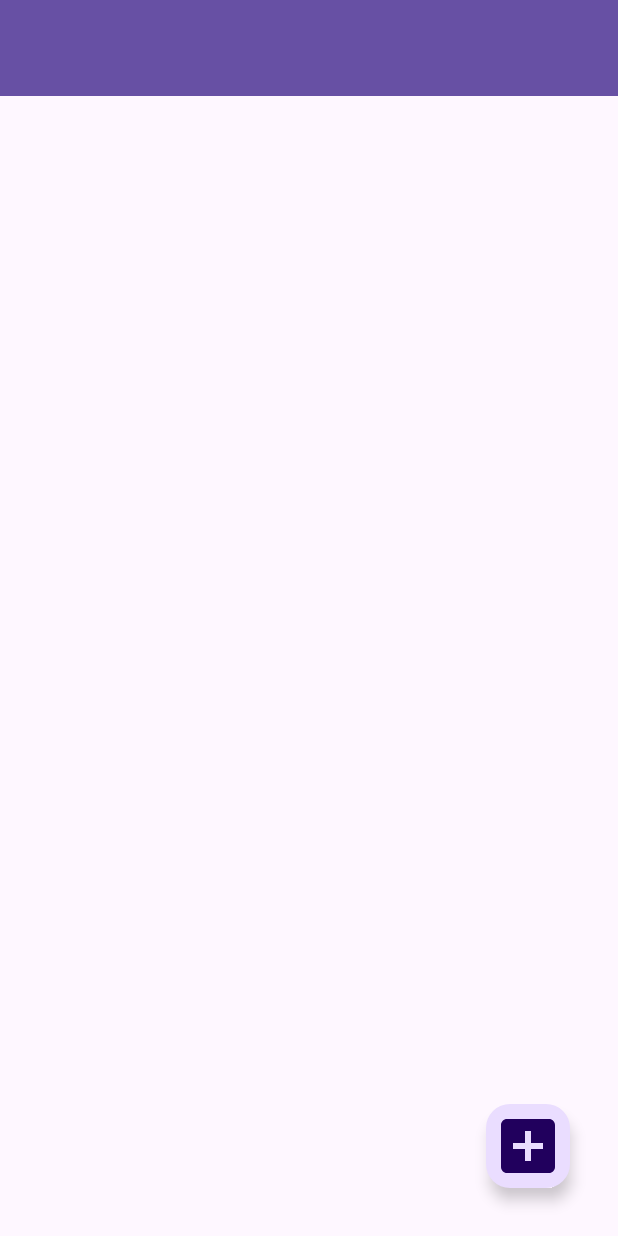
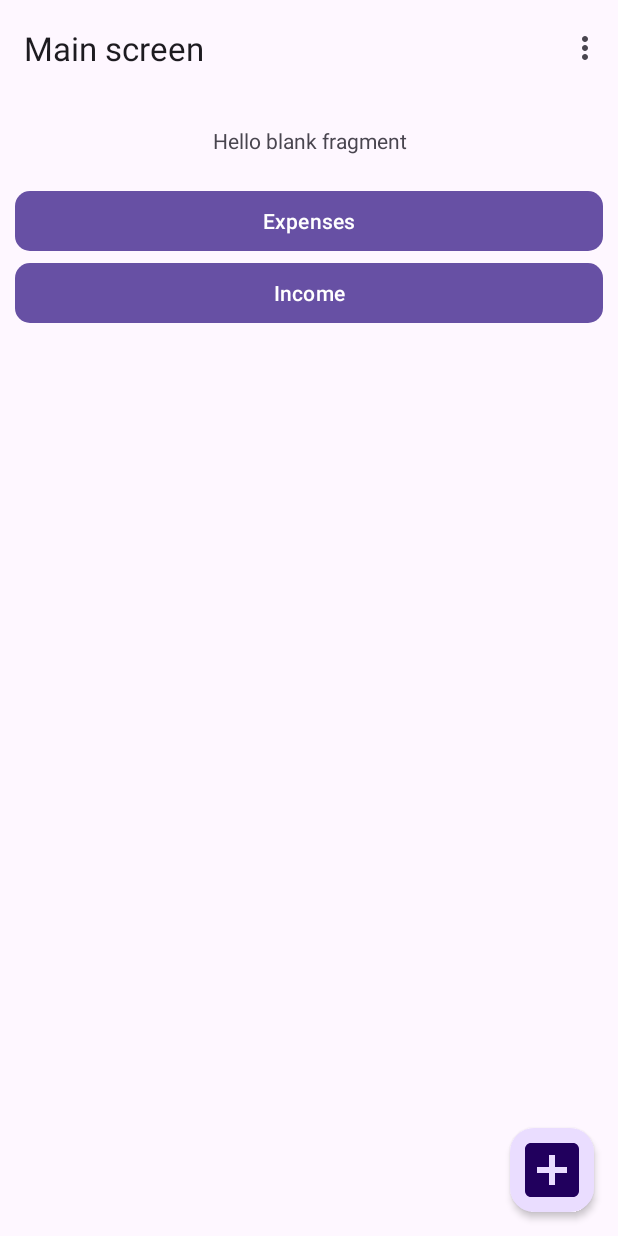
Before and after one commit to Vlad421/BillManager, an Android app: the screen it shows after launch (MainActivity), on a phone screen of 412 x 824 dp. Run offline under Robolectric (Android 15) with nearby library versions, the phone set to English and light mode, and no system bars; our stand-ins replace navigation-ui.

Commit message:
-NavUi -2 fragments

```diff
--- a/app/src/main/java/my/sdlc/billmanager/MainActivity.java
+++ b/app/src/main/java/my/sdlc/billmanager/MainActivity.java
@@ -2,50 +2,61 @@ package my.sdlc.billmanager;
 
 import android.os.Bundle;
 
-import com.google.android.material.snackbar.Snackbar;
-
 import androidx.appcompat.app.AppCompatActivity;
 
-import android.view.View;
-
-import androidx.core.view.WindowCompat;
+import androidx.appcompat.widget.Toolbar;
+import androidx.fragment.app.FragmentManager;
 import androidx.navigation.NavController;
 import androidx.navigation.Navigation;
+import androidx.navigation.fragment.NavHostFragment;
 import androidx.navigation.ui.AppBarConfiguration;
 import androidx.navigation.ui.NavigationUI;
 
-import my.sdlc.billmanager.databinding.ActivityMainBinding;
+import android.view.Menu;
+import android.view.MenuInflater;
+import android.view.MenuItem;
 
-import android.view.Menu;
-import android.view.MenuItem;
+import java.util.Objects;
 
 public class MainActivity extends AppCompatActivity {
 
     private AppBarConfiguration appBarConfiguration;
+    private Toolbar toolbar;
+    private NavController navController;
 
     @Override
     protected void onCreate(Bundle savedInstanceState) {
         super.onCreate(savedInstanceState);
         setContentView(R.layout.activity_main);
 
+        toolbar = findViewById(R.id.toolbar);
+        setSupportActionBar(toolbar);
+
+        NavHostFragment host = (NavHostFragment) getSupportFragmentManager().findFragmentById(R.id.fragment_nav_container);
+        assert host != null;
+        navController = host.getNavController();
+
+        appBarConfiguration = new AppBarConfiguration.Builder(navController.getGraph()).build();
+        NavigationUI.setupActionBarWithNavController(this, navController,
+                appBarConfiguration);
+
+
+
 
     }
 
     @Override
     public boolean onCreateOptionsMenu(Menu menu) {
-        // Inflate the menu; this adds items to the action bar if it is present.
-        getMenuInflater().inflate(R.menu.menu_main, menu);
-        return true;
+        MenuInflater inflater = getMenuInflater();
+        inflater.inflate(R.menu.menu_main, menu);
+        return super.onCreateOptionsMenu(menu);
     }
 
     @Override
     public boolean onOptionsItemSelected(MenuItem item) {
-        // Handle action bar item clicks here. The action bar will
-        // automatically handle clicks on the Home/Up button, so long
-        // as you specify a parent activity in AndroidManifest.xml.
+
         int id = item.getItemId();
 
-        //noinspection SimplifiableIfStatement
         if (id == R.id.action_settings) {
             return true;
         }
@@ -53,5 +64,11 @@ public class MainActivity extends AppCompatActivity {
         return super.onOptionsItemSelected(item);
     }
 
+    @Override
+    public boolean onSupportNavigateUp() {
+
+        return NavigationUI.navigateUp(navController, appBarConfiguration)
+                || super.onSupportNavigateUp();
+    }
 
 }
--- /dev/null
+++ b/app/src/main/java/my/sdlc/billmanager/MainFragment.java
@@ -0,0 +1,56 @@
+package my.sdlc.billmanager;
+
+import android.os.Bundle;
+
+import androidx.appcompat.app.AppCompatActivity;
+import androidx.fragment.app.Fragment;
+import androidx.navigation.Navigation;
+
+import android.view.LayoutInflater;
+import android.view.View;
+import android.view.ViewGroup;
+import android.widget.Button;
+import android.widget.Toast;
+
+/**
+ * A simple {@link Fragment} subclass.
+ * Use the {@link MainFragment#getInstance} factory method to
+ * create an instance of this fragment.
+ */
+public class MainFragment extends Fragment {
+
+    private static MainFragment fragment;
+    private Button incomeButton;
+    private Button expensesButton;
+
+    public MainFragment() {
+
+    }
+
+
+    public static MainFragment getInstance() {
+        if (fragment == null) {
+            fragment = new MainFragment();
+        }
+
+
+        return fragment;
+    }
+
+
+    @Override
+    public View onCreateView(LayoutInflater inflater, ViewGroup container,
+                             Bundle savedInstanceState) {
+
+        ViewGroup view = (ViewGroup) inflater.inflate(R.layout.fragment_main, container, false);
+        incomeButton = view.findViewById(R.id.button_add_income);
+        incomeButton.setOnClickListener(new View.OnClickListener() {
+            @Override
+            public void onClick(View v) {
+                Navigation.findNavController(view).navigate(R.id.action_mainFragment_to_addFragment);
+            }
+        });
+        return view;
+
+    }
+}
--- /dev/null
+++ b/app/src/main/res/drawable/add_button.xml
@@ -0,0 +1,10 @@
+<vector xmlns:android="http://schemas.android.com/apk/res/android"
+    android:width="24dp"
+    android:height="24dp"
+    android:tint="#000000"
+    android:viewportWidth="24.0"
+    android:viewportHeight="24.0">
+    <path
+        android:fillColor="@android:color/white"
+        android:pathData="M19,3L5,3c-1.11,0 -2,0.9 -2,2v14c0,1.1 0.89,2 2,2h14c1.1,0 2,-0.9 2,-2L21,5c0,-1.1 -0.9,-2 -2,-2zM17,13h-4v4h-2v-4L7,13v-2h4L11,7h2v4h4v2z" />
+</vector>
--- a/app/src/main/res/drawable/baseline_add_box_24.xml
+++ /dev/null
@@ -1,5 +0,0 @@
-<vector android:height="48dp" android:tint="#000000"
-    android:viewportHeight="24" android:viewportWidth="24"
-    android:width="48dp" xmlns:android="http://schemas.android.com/apk/res/android">
-    <path android:fillColor="@android:color/white" android:pathData="M19,3L5,3c-1.11,0 -2,0.9 -2,2v14c0,1.1 0.89,2 2,2h14c1.1,0 2,-0.9 2,-2L21,5c0,-1.1 -0.9,-2 -2,-2zM17,13h-4v4h-2v-4L7,13v-2h4L11,7h2v4h4v2z"/>
-</vector>
--- a/app/src/main/res/layout/activity_main.xml
+++ b/app/src/main/res/layout/activity_main.xml
@@ -7,34 +7,38 @@
 
     <androidx.appcompat.widget.Toolbar
         android:id="@+id/toolbar"
-        android:layout_width="0dp"
-        android:layout_height="wrap_content"
-        android:background="?attr/colorPrimary"
-        android:minHeight="?attr/actionBarSize"
-        android:theme="?attr/actionBarTheme"
+        android:layout_width="match_parent"
+        android:layout_height="?attr/actionBarSize"
+        android:height="?attr/actionBarSize"
         app:layout_constraintEnd_toEndOf="parent"
         app:layout_constraintStart_toStartOf="parent"
         app:layout_constraintTop_toTopOf="parent" />
 
-    <androidx.recyclerview.widget.RecyclerView
-        android:id="@+id/recyclerView"
-        android:layout_width="409dp"
-        android:layout_height="665dp"
+
+    <androidx.fragment.app.FragmentContainerView
+        android:id="@+id/fragment_nav_container"
+        android:name="androidx.navigation.fragment.NavHostFragment"
+        android:layout_width="match_parent"
+        android:layout_height="0dp"
+        app:defaultNavHost="true"
         app:layout_constraintBottom_toBottomOf="parent"
-        app:layout_constraintEnd_toEndOf="parent"
-        app:layout_constraintStart_toStartOf="parent"
-        app:layout_constraintTop_toBottomOf="@+id/toolbar" />
+        app:layout_constraintTop_toBottomOf="@id/toolbar"
+        app:navGraph="@navigation/navigation" />
+
 
     <com.google.android.material.floatingactionbutton.FloatingActionButton
         android:id="@+id/addFlow"
         android:layout_width="wrap_content"
         android:layout_height="wrap_content"
-        android:layout_marginEnd="32dp"
-        android:layout_marginBottom="32dp"
-        android:clickable="true"
+        android:layout_gravity="bottom|end"
+        android:layout_marginEnd="@dimen/fab_margin"
+        android:layout_marginBottom="@dimen/fab_margin"
+        android:elevation="3dp"
+        app:elevation="3dp"
         app:layout_constraintBottom_toBottomOf="parent"
         app:layout_constraintEnd_toEndOf="parent"
         app:maxImageSize="48dp"
-        app:srcCompat="@drawable/baseline_add_box_24" />
+        app:srcCompat="@drawable/add_button" />
+
 
 </androidx.constraintlayout.widget.ConstraintLayout>
--- /dev/null
+++ b/app/src/main/res/layout/fragment_main.xml
@@ -0,0 +1,38 @@
+<?xml version="1.0" encoding="utf-8"?>
+<androidx.constraintlayout.widget.ConstraintLayout xmlns:android="http://schemas.android.com/apk/res/android"
+    xmlns:app="http://schemas.android.com/apk/res-auto"
+    xmlns:tools="http://schemas.android.com/tools"
+    android:layout_width="match_parent"
+    android:layout_height="match_parent"
+    tools:context=".MainFragment">
+
+
+    <TextView
+        android:id="@+id/textView"
+        android:layout_width="match_parent"
+        android:layout_height="0dp"
+        android:paddingVertical="20dp"
+        android:text="@string/hello_blank_fragment"
+        android:textAlignment="center"
+        app:layout_constraintTop_toTopOf="parent" />
+
+    <com.google.android.material.button.MaterialButton
+        android:id="@+id/button_add_expenses"
+        style="@style/button_shape"
+        android:layout_width="match_parent"
+        android:layout_height="wrap_content"
+        android:text="@string/label_button_expenses"
+        app:layout_constraintTop_toBottomOf="@+id/textView" />
+
+    <com.google.android.material.button.MaterialButton
+
+        android:id="@+id/button_add_income"
+        style="@style/button_shape"
+        android:layout_width="match_parent"
+        android:layout_height="wrap_content"
+        android:text="@string/label_button_income"
+
+        app:layout_constraintTop_toBottomOf="@+id/button_add_expenses" />
+
+
+</androidx.constraintlayout.widget.ConstraintLayout>
--- /dev/null
+++ b/app/src/main/res/navigation/navigation.xml
@@ -0,0 +1,21 @@
+<?xml version="1.0" encoding="utf-8"?>
+<navigation xmlns:android="http://schemas.android.com/apk/res/android"
+    xmlns:app="http://schemas.android.com/apk/res-auto"
+    xmlns:tools="http://schemas.android.com/tools"
+    android:id="@+id/navigation"
+    app:startDestination="@id/mainFragment">
+    <fragment
+        android:id="@+id/mainFragment"
+        android:name="my.sdlc.billmanager.MainFragment"
+        android:label="Main screen"
+        tools:layout="@layout/fragment_main" >
+        <action
+            android:id="@+id/action_mainFragment_to_addFragment"
+            app:destination="@id/addFragment" />
+    </fragment>
+    <fragment
+        tools:layout="@layout/fragment_add"
+        android:id="@+id/addFragment"
+        android:name="my.sdlc.billmanager.AddFragment"
+        android:label="Flow" />
+</navigation>
--- /dev/null
+++ b/app/src/main/res/values/styles.xml
@@ -0,0 +1,8 @@
+<?xml version="1.0" encoding="utf-8"?>
+<resources>
+    <style name="button_shape">
+        <item name="cornerFamily">rounded</item>
+        <item name="cornerRadius">10dp</item>
+        <item name="android:layout_marginHorizontal">10dp</item>
+    </style>
+</resources>
--- a/build.gradle
+++ b/build.gradle
@@ -1,4 +1,4 @@
 // Top-level build file where you can add configuration options common to all sub-projects/modules.
 plugins {
-id 'com.android.application' version '8.1.4' apply false
+id 'com.android.application' version '8.2.2' apply false
 }
```
Also changed, not shown: app/src/main/java/my/sdlc/billmanager/AddFragment.java (added, +26 -0 lines), app/src/main/res/layout/fragment_add.xml (added, +28 -0 lines), app/src/main/res/navigation/nav_graph.xml (deleted, +0 -28 lines), app/src/main/res/values/strings.xml (+7 -36 lines), gradle/wrapper/gradle-wrapper.properties.
